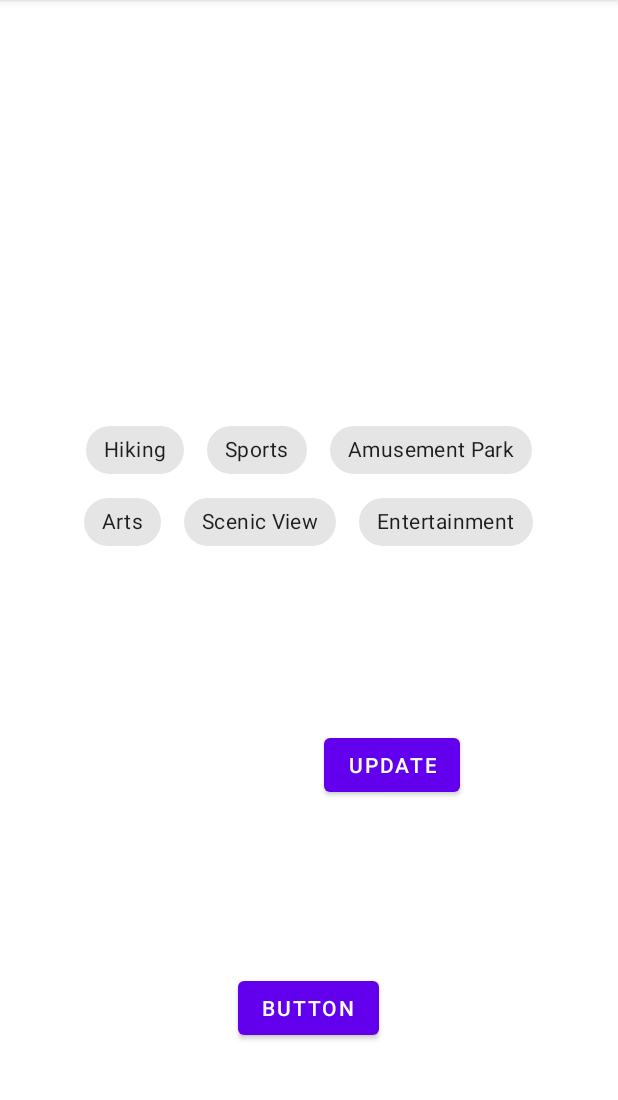
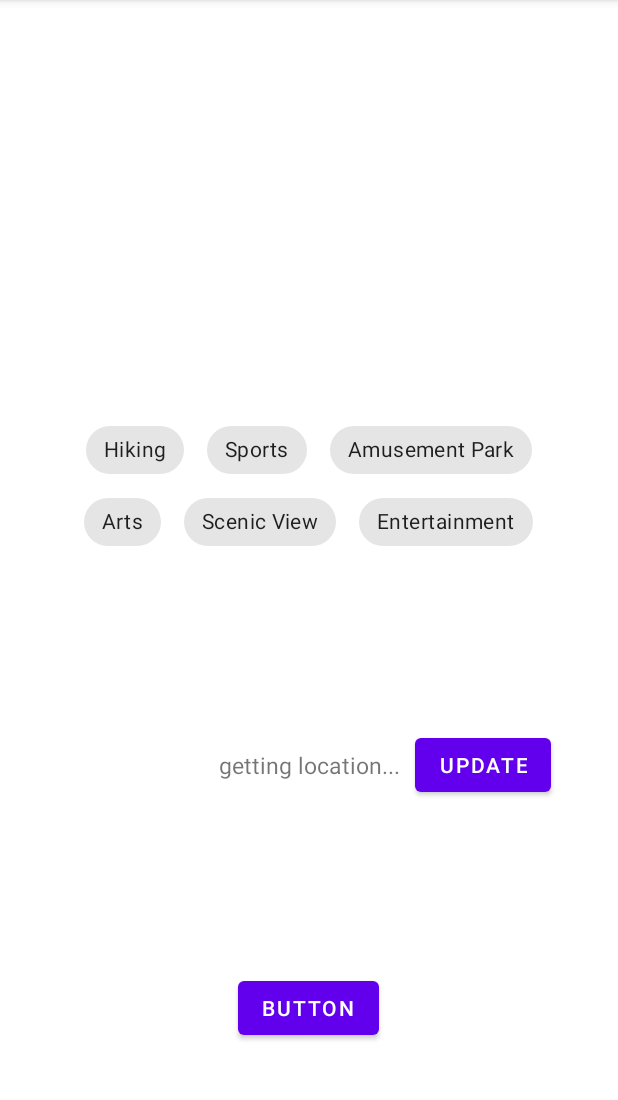
Before and after one commit to niejiayi1998/GoFun, an Android app: the MainSearchActivity screen opened directly, with no data from a screen before it, on a phone screen of 412 x 824 dp, the part 84-1184 px from its top. Run offline under Robolectric (Android 15) with nearby library versions, the phone set to English and light mode, and no system bars.

Commit message:
update user location distance

```diff
--- a/app/src/main/res/layout/activity_main_search.xml
+++ b/app/src/main/res/layout/activity_main_search.xml
@@ -11,7 +11,7 @@
         android:layout_width="wrap_content"
         android:layout_height="wrap_content"
         android:layout_marginBottom="72dp"
-        android:onClick="onClick"
+        android:onClick="filterTapped"
         android:text="Button"
         app:layout_constraintBottom_toBottomOf="parent"
         app:layout_constraintEnd_toEndOf="parent"
@@ -33,21 +33,27 @@
             android:orientation="horizontal">
 
             <com.google.android.material.chip.Chip
+                android:id="@+id/chip_hiking"
                 android:layout_width="wrap_content"
                 android:layout_height="wrap_content"
                 android:layout_marginRight="15dp"
-                android:text="Hiking" />
+                android:text="Hiking"
+                android:onClick="filterTapped"/>
 
             <com.google.android.material.chip.Chip
+                android:id="@+id/chip_sports"
                 android:layout_width="wrap_content"
                 android:layout_height="wrap_content"
                 android:layout_marginRight="15dp"
-                android:text="Sports" />
+                android:text="Sports"
+                android:onClick="filterTapped"/>
 
             <com.google.android.material.chip.Chip
+                android:id="@+id/chip_amusement"
                 android:layout_width="wrap_content"
                 android:layout_height="wrap_content"
-                android:text="Amusement Park" />
+                android:text="Amusement Park"
+                android:onClick="filterTapped"/>
 
         </LinearLayout>
 
@@ -58,21 +64,27 @@
             android:orientation="horizontal">
 
             <com.google.android.material.chip.Chip
+                android:id="@+id/chip_arts"
                 android:layout_width="wrap_content"
                 android:layout_height="wrap_content"
                 android:layout_marginRight="15dp"
-                android:text="Arts" />
+                android:text="Arts"
+                android:onClick="filterTapped"/>
 
             <com.google.android.material.chip.Chip
+                android:id="@+id/chip_scenic"
                 android:layout_width="wrap_content"
                 android:layout_height="wrap_content"
                 android:layout_marginRight="15dp"
-                android:text="Scenic View" />
+                android:text="Scenic View"
+                android:onClick="filterTapped"/>
 
             <com.google.android.material.chip.Chip
+                android:id="@+id/chip_entertainment"
                 android:layout_width="wrap_content"
                 android:layout_height="wrap_content"
-                android:text="Entertainment" />
+                android:text="Entertainment"
+                android:onClick="filterTapped"/>
 
         </LinearLayout>
 
@@ -83,6 +95,7 @@
         android:id="@+id/tv_currLocation"
         android:layout_width="wrap_content"
         android:layout_height="wrap_content"
+        android:text="getting location..."
         android:textSize="15sp"
         app:layout_constraintBottom_toTopOf="@+id/button"
         app:layout_constraintEnd_toEndOf="parent"
```
Also changed, not shown: app/src/main/java/edu/neu/madcourse/numad22su_team11/Adapter/LocationAdapter.java (+24 -1 lines), app/src/main/java/edu/neu/madcourse/numad22su_team11/MainSearchActivity.java (+33 -4 lines), app/src/main/java/edu/neu/madcourse/numad22su_team11/SearchDisplayActivity.java (+14 -1 lines), app/src/main/res/layout/activity_search_display.xml (+23 -4 lines).
